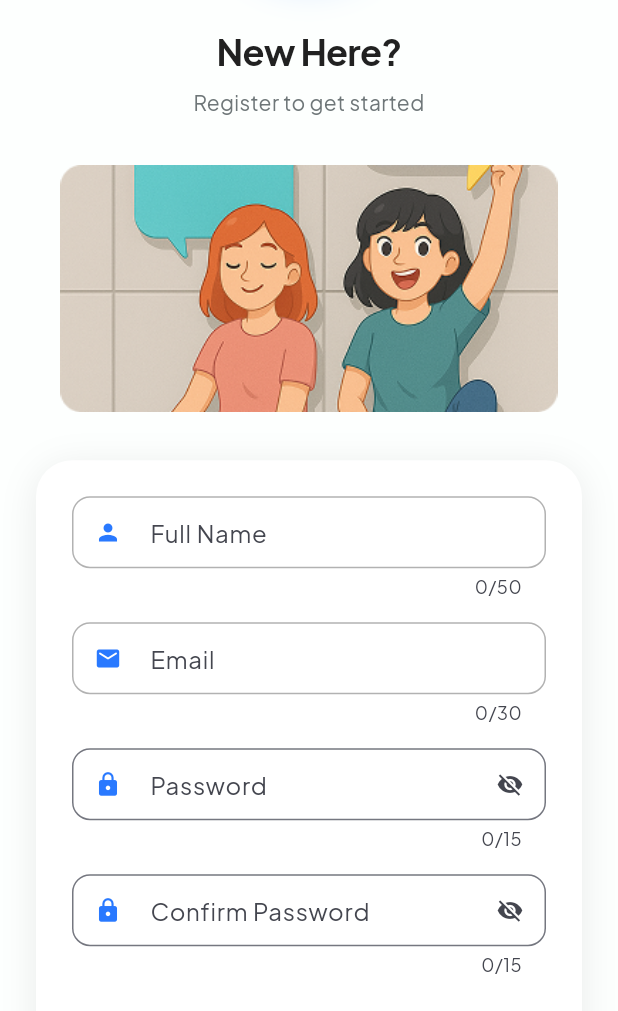
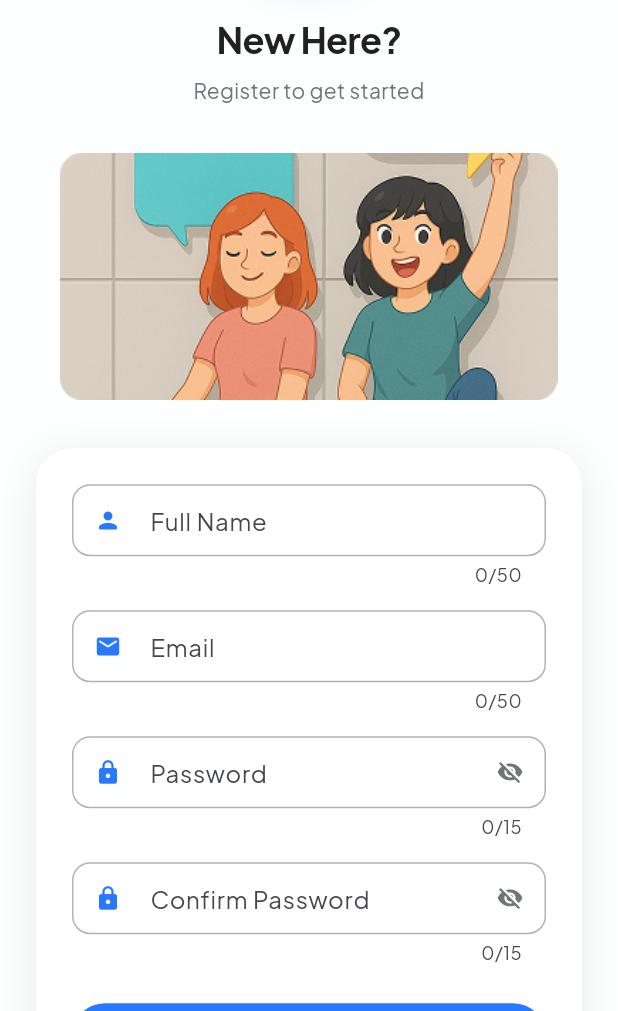
Before and after one commit to NotDaniArya/community_feedback, a Flutter app: the RegisterScreen screen opened directly, on a phone screen of 412 x 824 dp, the part 225-1236 px from its top. Run offline on Flutter 3.47's test engine with Material 3 defaults, Android fonts, the phone set to English and light mode, and no system bars; drawn by our look-alikes of flutter_animate; our stand-ins replace cached_network_image, dartz, drift, equatable, flutter_bloc, font_awesome_flutter and 4 more; accounts and stored records are empty; generated files the repository leaves out were written again.

Commit message:
refactor: perbaikan final dari tampilan login dan register screen

```diff
--- a/lib/features/auth/presentation/screens/login/login_screen.dart
+++ b/lib/features/auth/presentation/screens/login/login_screen.dart
@@ -1,3 +1,4 @@
+import 'package:community_feedback/navigation_menu.dart';
 import 'package:flutter/material.dart';
 import 'package:flutter_animate/flutter_animate.dart';
 
@@ -73,7 +74,6 @@ class _LoginScreenState extends State<LoginScreen> {
               mainAxisSize: MainAxisSize.min,
               crossAxisAlignment: CrossAxisAlignment.center,
               children: [
-
                 // Logo aplikasi
                 Container(
                       padding: const EdgeInsets.all(16),
@@ -253,7 +253,16 @@ class _LoginScreenState extends State<LoginScreen> {
                                         fontWeight: FontWeight.bold,
                                       ),
                                     ),
-                                    onPressed: _submitLogin,
+                                    onPressed: () {
+                                      Navigator.pushAndRemoveUntil(
+                                        context,
+                                        MaterialPageRoute(
+                                          builder: (context) =>
+                                              const NavigationMenu(),
+                                        ),
+                                        (route) => false,
+                                      );
+                                    },
                                   ),
                                 )
                                 .animate()
--- a/lib/features/auth/presentation/screens/register/register_screen.dart
+++ b/lib/features/auth/presentation/screens/register/register_screen.dart
@@ -58,16 +58,15 @@ class _RegisterScreenState extends State<RegisterScreen> {
       body: SafeArea(
         child: Center(
           child: SingleChildScrollView(
-            padding: const EdgeInsets.all(TSizes.scaffoldPadding),
-            child: Form(
-              key: _form,
-              child: Container(
-                margin: const EdgeInsets.only(bottom: 45),
-                child:
-                    // Logo aplikasi
-                    Column(
-                          mainAxisAlignment: MainAxisAlignment.center,
+            padding: const EdgeInsets.symmetric(
+              horizontal: TSizes.scaffoldPadding,
+              vertical: TSizes.largeSpace,
+            ),
+            child: Column(
+              mainAxisSize: MainAxisSize.min,
+              crossAxisAlignment: CrossAxisAlignment.center,
               children: [
+                // Logo Section with Animation
                 Container(
                       padding: const EdgeInsets.all(16),
                       decoration: BoxDecoration(
@@ -75,9 +74,7 @@ class _RegisterScreenState extends State<RegisterScreen> {
                         shape: BoxShape.circle,
                         boxShadow: [
                           BoxShadow(
-                                        color: TColors.primaryColor.withOpacity(
-                                          0.2,
-                                        ),
+                            color: TColors.primaryColor.withOpacity(0.2),
                             blurRadius: 20,
                             spreadRadius: 5,
                           ),
@@ -96,9 +93,9 @@ class _RegisterScreenState extends State<RegisterScreen> {
                       curve: Curves.easeOut,
                     )
                     .fadeIn(duration: 500.ms),
-                            const SizedBox(height: TSizes.spaceBtwSections),
+                const SizedBox(height: TSizes.largeSpace),
 
-                            // New here text
+                // Welcome Text
                 Column(
                   children: [
                     Text(
@@ -120,15 +117,12 @@ class _RegisterScreenState extends State<RegisterScreen> {
                         color: TColors.secondaryText,
                       ),
                       textAlign: TextAlign.center,
-                                ).animate().fadeIn(
-                                  delay: 300.ms,
-                                  duration: 500.ms,
-                                ),
+                    ).animate().fadeIn(delay: 300.ms, duration: 500.ms),
                   ],
                 ),
                 const SizedBox(height: TSizes.spaceBtwSections),
 
-                            // gambar auth
+                // Auth Image
                 Image.asset(
                       'assets/images/auth_image.png',
                       height: size.height * 0.2,
@@ -139,7 +133,7 @@ class _RegisterScreenState extends State<RegisterScreen> {
                     .slideY(begin: 0.1, duration: 500.ms),
                 const SizedBox(height: TSizes.spaceBtwSections),
 
-                            // form register
+                // Form Card
                 Container(
                       padding: const EdgeInsets.all(TSizes.largeSpace),
                       decoration: BoxDecoration(
@@ -154,21 +148,29 @@ class _RegisterScreenState extends State<RegisterScreen> {
                           ),
                         ],
                       ),
+                      child: Form(
+                        key: _form,
                         child: Column(
+                          mainAxisSize: MainAxisSize.min,
+                          crossAxisAlignment: CrossAxisAlignment.stretch,
                           children: [
-                                  // field full name
+                            // Full Name Field
                             TInputTextField(
                                   labelText: 'Full Name',
                                   maxLength: 50,
-                                    icon: Icons.person,
+                                  icon: Icons.person_rounded,
                                   minLength: 4,
                                   inputType: TextInputType.name,
                                   onSaved: (value) {
                                     _enteredFullName = value!;
                                   },
-                                  ),
+                                )
+                                .animate()
+                                .fadeIn(delay: 500.ms, duration: 400.ms)
+                                .slideX(begin: -0.1, duration: 400.ms),
                             const SizedBox(height: TSizes.spaceBtwItems),
-                                  // field email
+
+                            // Email Field
                             TInputTextField(
                                   icon: Icons.email_rounded,
                                   labelText: 'Email',
@@ -176,21 +178,42 @@ class _RegisterScreenState extends State<RegisterScreen> {
                                   onSaved: (value) {
                                     _enteredEmail = value!;
                                   },
-                                  ),
+                                  maxLength: 50,
+                                )
+                                .animate()
+                                .fadeIn(delay: 550.ms, duration: 400.ms)
+                                .slideX(begin: -0.1, duration: 400.ms),
                             const SizedBox(height: TSizes.spaceBtwItems),
-                                  // field password
+
+                            // Password Field
                             TextFormField(
                                   controller: _passwordController,
                                   obscureText: !_isPasswordVisible,
                                   keyboardType: TextInputType.text,
                                   decoration: InputDecoration(
                                     labelText: 'Password',
+                                    prefixIcon: const Icon(
+                                      Icons.lock_rounded,
+                                      color: TColors.primaryColor,
+                                    ),
                                     border: OutlineInputBorder(
                                       borderRadius: BorderRadius.circular(12),
+                                      borderSide: const BorderSide(
+                                        color: TColors.greyStroke,
                                       ),
-                                      prefixIcon: const Icon(
-                                        Icons.lock,
+                                    ),
+                                    enabledBorder: OutlineInputBorder(
+                                      borderRadius: BorderRadius.circular(12),
+                                      borderSide: const BorderSide(
+                                        color: TColors.greyStroke,
+                                      ),
+                                    ),
+                                    focusedBorder: OutlineInputBorder(
+                                      borderRadius: BorderRadius.circular(12),
+                                      borderSide: const BorderSide(
                                         color: TColors.primaryColor,
+                                        width: 2,
+                                      ),
                                     ),
                                     suffixIcon: IconButton(
                                       onPressed: () {
@@ -201,8 +224,9 @@ class _RegisterScreenState extends State<RegisterScreen> {
                                       },
                                       icon: Icon(
                                         _isPasswordVisible
-                                              ? Icons.visibility
-                                              : Icons.visibility_off,
+                                            ? Icons.visibility_rounded
+                                            : Icons.visibility_off_rounded,
+                                        color: TColors.secondaryText,
                                       ),
                                     ),
                                     isDense: true,
@@ -217,20 +241,40 @@ class _RegisterScreenState extends State<RegisterScreen> {
                                     }
                                     return null;
                                   },
-                                  ),
+                                )
+                                .animate()
+                                .fadeIn(delay: 600.ms, duration: 400.ms)
+                                .slideX(begin: -0.1, duration: 400.ms),
                             const SizedBox(height: TSizes.spaceBtwItems),
-                                  // field confirm password
+
+                            // Confirm Password Field
                             TextFormField(
                                   obscureText: !_isPasswordVisible,
                                   keyboardType: TextInputType.text,
                                   decoration: InputDecoration(
                                     labelText: 'Confirm Password',
                                     prefixIcon: const Icon(
-                                        Icons.lock,
+                                      Icons.lock_rounded,
                                       color: TColors.primaryColor,
                                     ),
                                     border: OutlineInputBorder(
                                       borderRadius: BorderRadius.circular(12),
+                                      borderSide: const BorderSide(
+                                        color: TColors.greyStroke,
+                                      ),
+                                    ),
+                                    enabledBorder: OutlineInputBorder(
+                                      borderRadius: BorderRadius.circular(12),
+                                      borderSide: const BorderSide(
+                                        color: TColors.greyStroke,
+                                      ),
+                                    ),
+                                    focusedBorder: OutlineInputBorder(
+                                      borderRadius: BorderRadius.circular(12),
+                                      borderSide: const BorderSide(
+                                        color: TColors.primaryColor,
+                                        width: 2,
+                                      ),
                                     ),
                                     suffixIcon: IconButton(
                                       onPressed: () {
@@ -241,8 +285,9 @@ class _RegisterScreenState extends State<RegisterScreen> {
                                       },
                                       icon: Icon(
                                         _isPasswordVisible
-                                              ? Icons.visibility
-                                              : Icons.visibility_off,
+                                            ? Icons.visibility_rounded
+                                            : Icons.visibility_off_rounded,
+                                        color: TColors.secondaryText,
                                       ),
                                     ),
                                     isDense: true,
@@ -253,15 +298,15 @@ class _RegisterScreenState extends State<RegisterScreen> {
                                     if (value != _passwordController.text) {
                                       return 'Password anda tidak sama';
                                     }
-
                                     return null;
                                   },
-                                  ),
-                                  const SizedBox(
-                                    height: TSizes.spaceBtwSections,
-                                  ),
+                                )
+                                .animate()
+                                .fadeIn(delay: 650.ms, duration: 400.ms)
+                                .slideX(begin: -0.1, duration: 400.ms),
+                            const SizedBox(height: TSizes.largeSpace),
 
-                                  // button register
+                            // Register Button
                             SizedBox(
                                   width: double.infinity,
                                   child: MyButton(
@@ -274,20 +319,51 @@ class _RegisterScreenState extends State<RegisterScreen> {
                                     ),
                                     onPressed: _submitSignUp,
                                   ),
-                                  ),
+                                )
+                                .animate()
+                                .fadeIn(delay: 700.ms, duration: 400.ms)
+                                .slideY(begin: 0.1, duration: 400.ms),
                           ],
                         ),
                       ),
-                            const SizedBox(height: TSizes.spaceBtwItems),
+                    )
+                    .animate()
+                    .fadeIn(delay: 500.ms, duration: 500.ms)
+                    .slideY(
+                      begin: 0.2,
+                      duration: 500.ms,
+                      curve: Curves.easeOut,
+                    ),
 
-                            // sudah punya akun text
-                            const MyTextButton(
-                              text: Text('Sudah Punya Akun?'),
-                              buttonText: Text('Masuk sekarang'),
-                              route: LoginScreen(),
+                const SizedBox(height: TSizes.largeSpace),
+
+                // Login Link
+                MyTextButton(
+                  text: Text(
+                    'Already have an account?',
+                    style: textTheme.bodyMedium!.copyWith(
+                      color: TColors.secondaryText,
                     ),
-                            const OrDivider(),
-                            const SizedBox(height: TSizes.spaceBtwItems),
+                  ),
+                  buttonText: Text(
+                    'Login',
+                    style: textTheme.bodyMedium!.copyWith(
+                      color: TColors.primaryColor,
+                      fontWeight: FontWeight.bold,
+                    ),
+                  ),
+                  route: const LoginScreen(),
+                ).animate().fadeIn(delay: 800.ms, duration: 400.ms),
+
+                const SizedBox(height: TSizes.largeSpace),
+
+                // Divider
+                const OrDivider().animate().fadeIn(
+                  delay: 900.ms,
+                  duration: 400.ms,
+                ),
+
+                const SizedBox(height: TSizes.largeSpace),
 
                 // Google Sign In Button
                 ElevatedButton(
@@ -298,9 +374,7 @@ class _RegisterScreenState extends State<RegisterScreen> {
                         shape: RoundedRectangleBorder(
                           borderRadius: BorderRadius.circular(12),
                           side: BorderSide(
-                                        color: TColors.greyStroke.withOpacity(
-                                          0.5,
-                                        ),
+                            color: TColors.greyStroke.withOpacity(0.5),
                             width: 1.5,
                           ),
                         ),
@@ -331,16 +405,9 @@ class _RegisterScreenState extends State<RegisterScreen> {
                     .animate()
                     .fadeIn(delay: 1000.ms, duration: 400.ms)
                     .slideY(begin: 0.1, duration: 400.ms),
+
+                const SizedBox(height: TSizes.spaceBtwSections),
               ],
-                        )
-                        .animate(delay: 70.ms)
-                        .fade(duration: 600.ms, curve: Curves.easeOut)
-                        .slide(
-                          begin: const Offset(0, 0.2),
-                          duration: 600.ms,
-                          curve: Curves.easeOut,
-                        ),
-              ),
             ),
           ),
         ),
```
Also changed, not shown: pubspec.yaml (+18 -16 lines), pubspec.lock. Lines whose indentation alone changed are shown as unchanged.
